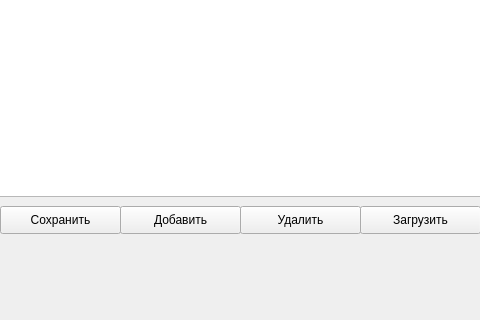
The window that mainwindow.ui (Androooooooid/txteditor) describes before a commit, drawn with Qt 5; both pictures show x 160 to 640 and y 241 to 561 of the 798 by 561 pixel window.
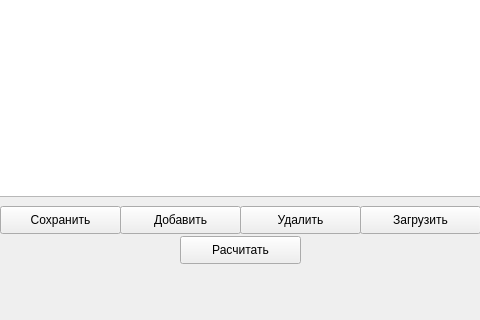
The same window after the commit.

What changed in the file:
```diff
--- a/mainwindow.ui
+++ b/mainwindow.ui
@@ -134,6 +134,19 @@
      <string>Сохранить</string>
     </property>
    </widget>
+   <widget class="QPushButton" name="pushButton_6">
+    <property name="geometry">
+     <rect>
+      <x>340</x>
+      <y>460</y>
+      <width>121</width>
+      <height>28</height>
+     </rect>
+    </property>
+    <property name="text">
+     <string>Расчитать</string>
+    </property>
+   </widget>
   </widget>
   <widget class="QMenuBar" name="menuBar">
    <property name="geometry">
```
Left out of the diff: 2 changed lines with no effect on the pictures.
